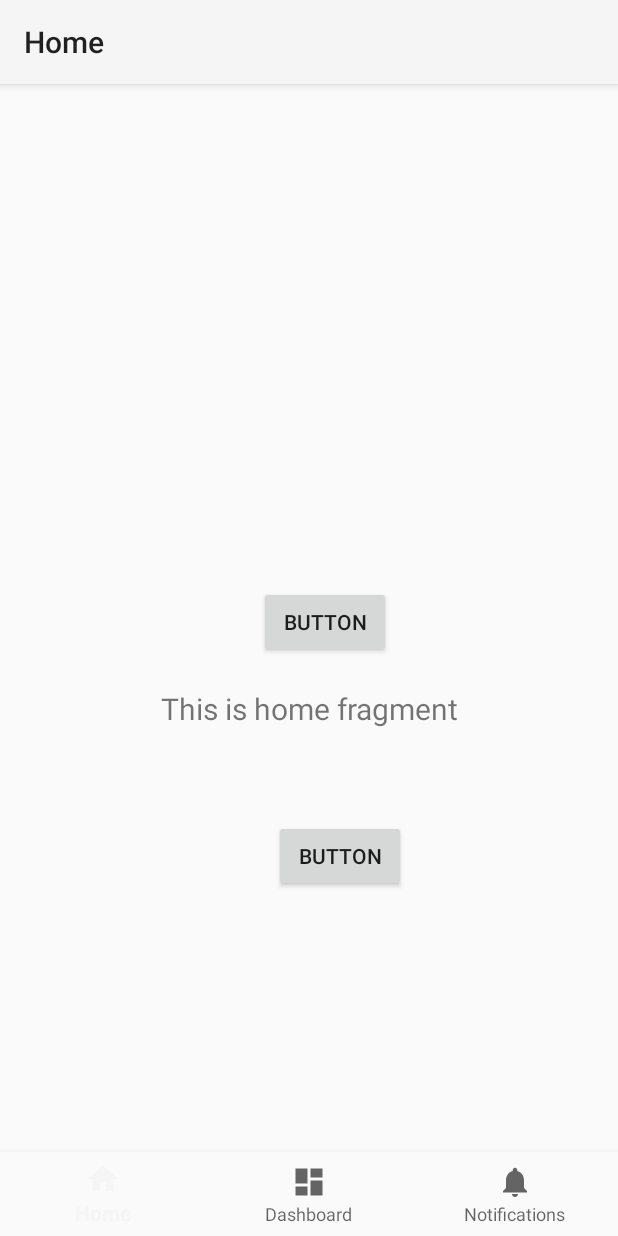
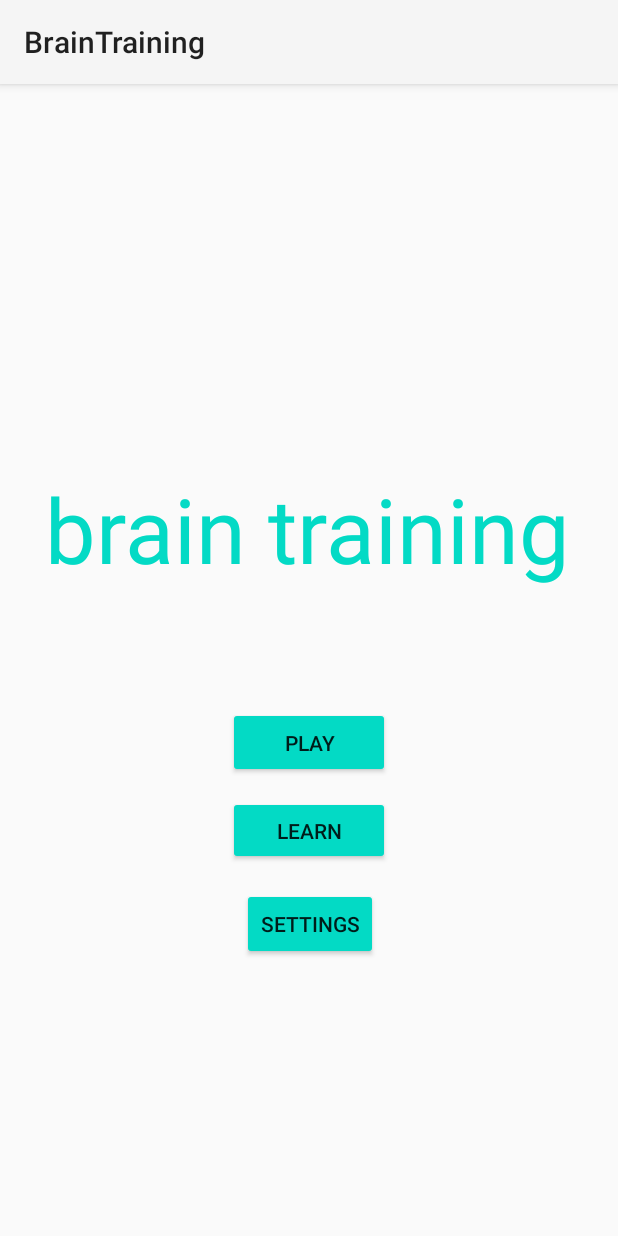
Before and after one commit to kelchenn/BrainTrainingApp, an Android app: the screen it shows after launch (MainActivity), on a phone screen of 412 x 824 dp. Run offline under Robolectric (Android 15) with nearby library versions, the phone set to English and light mode, and no system bars; our stand-ins replace navigation-ui.

Commit message:
creating play, learn, settings buttons and screens

```diff
--- a/app/src/main/java/com/example/braintraining/MainActivity.java
+++ b/app/src/main/java/com/example/braintraining/MainActivity.java
@@ -1,6 +1,11 @@
 package com.example.braintraining;
 
+import android.content.Context;
+import android.content.Intent;
 import android.os.Bundle;
+import android.view.View;
+import android.widget.Button;
+import android.widget.TextView;
 
 import com.google.android.material.bottomnavigation.BottomNavigationView;
 
@@ -12,26 +17,30 @@ import androidx.navigation.ui.NavigationUI;
 
 import com.example.braintraining.databinding.ActivityMainBinding;
 
-public class MainActivity extends AppCompatActivity {
+public class MainActivity extends AppCompatActivity{
 
-    private ActivityMainBinding binding;
+    TextView AppName;
+    Button PlayButton;
+    Button LearnButton;
+    Button SettingsButton;
 
     @Override
     protected void onCreate(Bundle savedInstanceState) {
         super.onCreate(savedInstanceState);
+        setContentView(R.layout.activity_main);
 
-        binding = ActivityMainBinding.inflate(getLayoutInflater());
-        setContentView(binding.getRoot());
+        AppName = findViewById(R.id.appName);
+        PlayButton = findViewById(R.id.playButton);
+        LearnButton = findViewById(R.id.learnButton);
+        SettingsButton = findViewById(R.id.settingsButton);
 
-        BottomNavigationView navView = findViewById(R.id.nav_view);
-        // Passing each menu ID as a set of Ids because each
-        // menu should be considered as top level destinations.
-        AppBarConfiguration appBarConfiguration = new AppBarConfiguration.Builder(
-                R.id.navigation_home, R.id.navigation_dashboard, R.id.navigation_notifications)
-                .build();
-        NavController navController = Navigation.findNavController(this, R.id.nav_host_fragment_activity_main);
-        NavigationUI.setupActionBarWithNavController(this, navController, appBarConfiguration);
-        NavigationUI.setupWithNavController(binding.navView, navController);
+        PlayButton.setOnClickListener(new View.OnClickListener() {
+            @Override
+            public void onClick(View v) {
+                AppName.setText("The Button was Clicked!");
+
+            }
+        });
     }
 
 }
--- a/app/src/main/java/com/example/braintraining/ui/home/HomeFragment.java
+++ /dev/null
@@ -1,46 +0,0 @@
-package com.example.braintraining.ui.home;
-
-import android.os.Bundle;
-import android.view.LayoutInflater;
-import android.view.View;
-import android.view.ViewGroup;
-import android.widget.TextView;
-
-import androidx.annotation.NonNull;
-import androidx.annotation.Nullable;
-import androidx.fragment.app.Fragment;
-import androidx.lifecycle.Observer;
-import androidx.lifecycle.ViewModelProvider;
-
-import com.example.braintraining.R;
-import com.example.braintraining.databinding.FragmentHomeBinding;
-
-public class HomeFragment extends Fragment {
-
-    private HomeViewModel homeViewModel;
-    private FragmentHomeBinding binding;
-
-    public View onCreateView(@NonNull LayoutInflater inflater,
-                             ViewGroup container, Bundle savedInstanceState) {
-        homeViewModel =
-                new ViewModelProvider(this).get(HomeViewModel.class);
-
-        binding = FragmentHomeBinding.inflate(inflater, container, false);
-        View root = binding.getRoot();
-
-        final TextView textView = binding.textHome;
-        homeViewModel.getText().observe(getViewLifecycleOwner(), new Observer<String>() {
-            @Override
-            public void onChanged(@Nullable String s) {
-                textView.setText(s);
-            }
-        });
-        return root;
-    }
-
-    @Override
-    public void onDestroyView() {
-        super.onDestroyView();
-        binding = null;
-    }
-}
--- a/app/src/main/java/com/example/braintraining/ui/home/HomeViewModel.java
+++ /dev/null
@@ -1,19 +0,0 @@
-package com.example.braintraining.ui.home;
-
-import androidx.lifecycle.LiveData;
-import androidx.lifecycle.MutableLiveData;
-import androidx.lifecycle.ViewModel;
-
-public class HomeViewModel extends ViewModel {
-
-    private MutableLiveData<String> mText;
-
-    public HomeViewModel() {
-        mText = new MutableLiveData<>();
-        mText.setValue("This is home fragment");
-    }
-
-    public LiveData<String> getText() {
-        return mText;
-    }
-}
--- a/app/src/main/res/drawable/ic_dashboard_black_24dp.xml
+++ /dev/null
@@ -1,9 +0,0 @@
-<vector xmlns:android="http://schemas.android.com/apk/res/android"
-    android:width="24dp"
-    android:height="24dp"
-    android:viewportWidth="24.0"
-    android:viewportHeight="24.0">
-    <path
-        android:fillColor="#FF000000"
-        android:pathData="M3,13h8L11,3L3,3v10zM3,21h8v-6L3,15v6zM13,21h8L21,11h-8v10zM13,3v6h8L21,3h-8z" />
-</vector>
--- a/app/src/main/res/drawable/ic_home_black_24dp.xml
+++ /dev/null
@@ -1,9 +0,0 @@
-<vector xmlns:android="http://schemas.android.com/apk/res/android"
-    android:width="24dp"
-    android:height="24dp"
-    android:viewportWidth="24.0"
-    android:viewportHeight="24.0">
-    <path
-        android:fillColor="#FF000000"
-        android:pathData="M10,20v-6h4v6h5v-8h3L12,3 2,12h3v8z" />
-</vector>
--- a/app/src/main/res/drawable/ic_notifications_black_24dp.xml
+++ /dev/null
@@ -1,9 +0,0 @@
-<vector xmlns:android="http://schemas.android.com/apk/res/android"
-    android:width="24dp"
-    android:height="24dp"
-    android:viewportWidth="24.0"
-    android:viewportHeight="24.0">
-    <path
-        android:fillColor="#FF000000"
-        android:pathData="M12,22c1.1,0 2,-0.9 2,-2h-4c0,1.1 0.89,2 2,2zM18,16v-5c0,-3.07 -1.64,-5.64 -4.5,-6.32L13.5,4c0,-0.83 -0.67,-1.5 -1.5,-1.5s-1.5,0.67 -1.5,1.5v0.68C7.63,5.36 6,7.92 6,11v5l-2,2v1h16v-1l-2,-2z" />
-</vector>
--- a/app/src/main/res/layout/activity_main.xml
+++ b/app/src/main/res/layout/activity_main.xml
@@ -7,54 +7,54 @@
     android:layout_height="match_parent"
     android:paddingTop="?attr/actionBarSize">
 
-    <com.google.android.material.bottomnavigation.BottomNavigationView
-        android:id="@+id/nav_view"
-        android:layout_width="0dp"
+    <TextView
+        android:id="@+id/appName"
+        android:layout_width="wrap_content"
         android:layout_height="wrap_content"
-        android:layout_marginStart="0dp"
-        android:layout_marginEnd="0dp"
-        android:background="?android:attr/windowBackground"
+        android:text="brain training"
+        android:textColor="#FF03DAC5"
+        android:textSize="60sp"
         app:layout_constraintBottom_toBottomOf="parent"
-        app:layout_constraintLeft_toLeftOf="parent"
-        app:layout_constraintRight_toRightOf="parent"
-        app:menu="@menu/bottom_nav_menu" />
-
-    <fragment
-        android:id="@+id/nav_host_fragment_activity_main"
-        android:name="androidx.navigation.fragment.NavHostFragment"
-        android:layout_width="match_parent"
-        android:layout_height="match_parent"
-        app:defaultNavHost="true"
-        app:layout_constraintBottom_toTopOf="@id/nav_view"
-        app:layout_constraintHorizontal_bias="0.0"
-        app:layout_constraintLeft_toLeftOf="parent"
-        app:layout_constraintRight_toRightOf="parent"
+        app:layout_constraintEnd_toEndOf="parent"
+        app:layout_constraintHorizontal_bias="0.491"
+        app:layout_constraintStart_toStartOf="parent"
         app:layout_constraintTop_toTopOf="parent"
-        app:layout_constraintVertical_bias="1.0"
-        app:navGraph="@navigation/mobile_navigation" />
+        app:layout_constraintVertical_bias="0.317" />
 
     <Button
-        android:id="@+id/button3"
+        android:id="@+id/playButton"
+        android:layout_width="108dp"
+        android:layout_height="47dp"
+        android:text="PLAY"
+        app:backgroundTint="#FF03DAC5"
+        app:layout_constraintBottom_toBottomOf="parent"
+        app:layout_constraintEnd_toEndOf="parent"
+        app:layout_constraintStart_toStartOf="parent"
+        app:layout_constraintTop_toTopOf="parent"
+        app:layout_constraintVertical_bias="0.541" />
+
+    <Button
+        android:id="@+id/learnButton"
+        android:layout_width="108dp"
+        android:layout_height="46dp"
+        android:layout_marginTop="12dp"
+        android:text="LEARN"
+        app:backgroundTint="#FF03DAC5"
+        app:layout_constraintEnd_toEndOf="parent"
+        app:layout_constraintStart_toStartOf="parent"
+        app:layout_constraintTop_toBottomOf="@+id/playButton" />
+
+    <Button
+        android:id="@+id/settingsButton"
         android:layout_width="wrap_content"
         android:layout_height="wrap_content"
-        android:text="Button"
+        android:text="SETTINGS"
+        app:backgroundTint="#FF03DAC5"
         app:layout_constraintBottom_toBottomOf="parent"
         app:layout_constraintEnd_toEndOf="parent"
-        app:layout_constraintHorizontal_bias="0.564"
+        app:layout_constraintHorizontal_bias="0.503"
         app:layout_constraintStart_toStartOf="parent"
-        app:layout_constraintTop_toTopOf="parent"
-        app:layout_constraintVertical_bias="0.655" />
-
-    <Button
-        android:id="@+id/button"
-        android:layout_width="wrap_content"
-        android:layout_height="wrap_content"
-        android:text="Button"
-        app:layout_constraintBottom_toBottomOf="parent"
-        app:layout_constraintEnd_toEndOf="parent"
-        app:layout_constraintHorizontal_bias="0.533"
-        app:layout_constraintStart_toStartOf="parent"
-        app:layout_constraintTop_toTopOf="parent"
-        app:layout_constraintVertical_bias="0.42" />
+        app:layout_constraintTop_toBottomOf="@+id/learnButton"
+        app:layout_constraintVertical_bias="0.076" />
 
 </androidx.constraintlayout.widget.ConstraintLayout>
--- a/app/src/main/res/layout/fragment_home.xml
+++ /dev/null
@@ -1,22 +0,0 @@
-<?xml version="1.0" encoding="utf-8"?>
-<androidx.constraintlayout.widget.ConstraintLayout xmlns:android="http://schemas.android.com/apk/res/android"
-    xmlns:app="http://schemas.android.com/apk/res-auto"
-    xmlns:tools="http://schemas.android.com/tools"
-    android:layout_width="match_parent"
-    android:layout_height="match_parent"
-    tools:context=".ui.home.HomeFragment">
-
-    <TextView
-        android:id="@+id/text_home"
-        android:layout_width="match_parent"
-        android:layout_height="wrap_content"
-        android:layout_marginStart="8dp"
-        android:layout_marginTop="8dp"
-        android:layout_marginEnd="8dp"
-        android:textAlignment="center"
-        android:textSize="20sp"
-        app:layout_constraintBottom_toBottomOf="parent"
-        app:layout_constraintEnd_toEndOf="parent"
-        app:layout_constraintStart_toStartOf="parent"
-        app:layout_constraintTop_toTopOf="parent" />
-</androidx.constraintlayout.widget.ConstraintLayout>
--- /dev/null
+++ b/app/src/main/res/layout/learn.xml
@@ -0,0 +1,6 @@
+<?xml version="1.0" encoding="utf-8"?>
+<androidx.constraintlayout.widget.ConstraintLayout xmlns:android="http://schemas.android.com/apk/res/android"
+    android:layout_width="match_parent"
+    android:layout_height="match_parent">
+
+</androidx.constraintlayout.widget.ConstraintLayout>
--- /dev/null
+++ b/app/src/main/res/layout/play.xml
@@ -0,0 +1,6 @@
+<?xml version="1.0" encoding="utf-8"?>
+<androidx.constraintlayout.widget.ConstraintLayout xmlns:android="http://schemas.android.com/apk/res/android"
+    android:layout_width="match_parent"
+    android:layout_height="match_parent">
+
+</androidx.constraintlayout.widget.ConstraintLayout>
--- /dev/null
+++ b/app/src/main/res/layout/settings.xml
@@ -0,0 +1,6 @@
+<?xml version="1.0" encoding="utf-8"?>
+<androidx.constraintlayout.widget.ConstraintLayout xmlns:android="http://schemas.android.com/apk/res/android"
+    android:layout_width="match_parent"
+    android:layout_height="match_parent">
+
+</androidx.constraintlayout.widget.ConstraintLayout>
--- a/app/src/main/res/menu/bottom_nav_menu.xml
+++ /dev/null
@@ -1,19 +0,0 @@
-<?xml version="1.0" encoding="utf-8"?>
-<menu xmlns:android="http://schemas.android.com/apk/res/android">
-
-    <item
-        android:id="@+id/navigation_home"
-        android:icon="@drawable/ic_home_black_24dp"
-        android:title="@string/title_home" />
-
-    <item
-        android:id="@+id/navigation_dashboard"
-        android:icon="@drawable/ic_dashboard_black_24dp"
-        android:title="@string/title_dashboard" />
-
-    <item
-        android:id="@+id/navigation_notifications"
-        android:icon="@drawable/ic_notifications_black_24dp"
-        android:title="@string/title_notifications" />
-
-</menu>
--- a/app/src/main/res/navigation/mobile_navigation.xml
+++ /dev/null
@@ -1,25 +0,0 @@
-<?xml version="1.0" encoding="utf-8"?>
-<navigation xmlns:android="http://schemas.android.com/apk/res/android"
-    xmlns:app="http://schemas.android.com/apk/res-auto"
-    xmlns:tools="http://schemas.android.com/tools"
-    android:id="@+id/mobile_navigation"
-    app:startDestination="@+id/navigation_home">
-
-    <fragment
-        android:id="@+id/navigation_home"
-        android:name="com.example.braintraining.ui.home.HomeFragment"
-        android:label="@string/title_home"
-        tools:layout="@layout/fragment_home" />
-
-    <fragment
-        android:id="@+id/navigation_dashboard"
-        android:name="com.example.braintraining.ui.dashboard.DashboardFragment"
-        android:label="@string/title_dashboard"
-        tools:layout="@layout/fragment_dashboard" />
-
-    <fragment
-        android:id="@+id/navigation_notifications"
-        android:name="com.example.braintraining.ui.notifications.NotificationsFragment"
-        android:label="@string/title_notifications"
-        tools:layout="@layout/fragment_notifications" />
-</navigation>
```
Also changed, not shown: app/src/main/java/com/example/braintraining/ui/dashboard/DashboardFragment.java (deleted, +0 -46 lines), app/src/main/java/com/example/braintraining/ui/dashboard/DashboardViewModel.java (deleted, +0 -19 lines), app/src/main/java/com/example/braintraining/ui/notifications/NotificationsFragment.java (deleted, +0 -46 lines), app/src/main/java/com/example/braintraining/ui/notifications/NotificationsViewModel.java (deleted, +0 -19 lines), app/src/main/res/layout/fragment_dashboard.xml (deleted, +0 -22 lines), app/src/main/res/layout/fragment_notifications.xml (deleted, +0 -22 lines).
